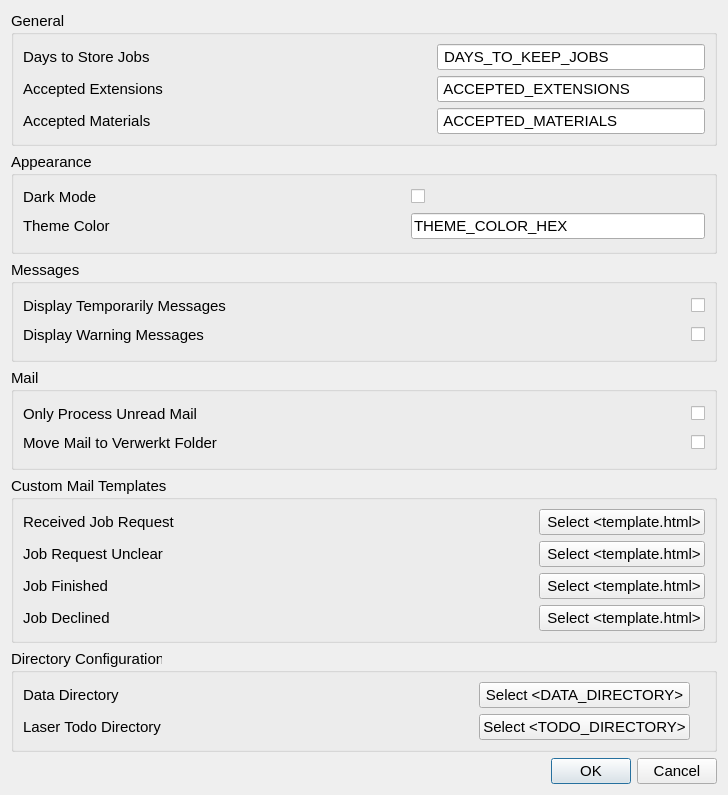
This is creator_administrator/laser/ui/settings_dialog.ui in GijsGroote/creator_administrator as Qt 5 draws it before an edit. The edited form follows.
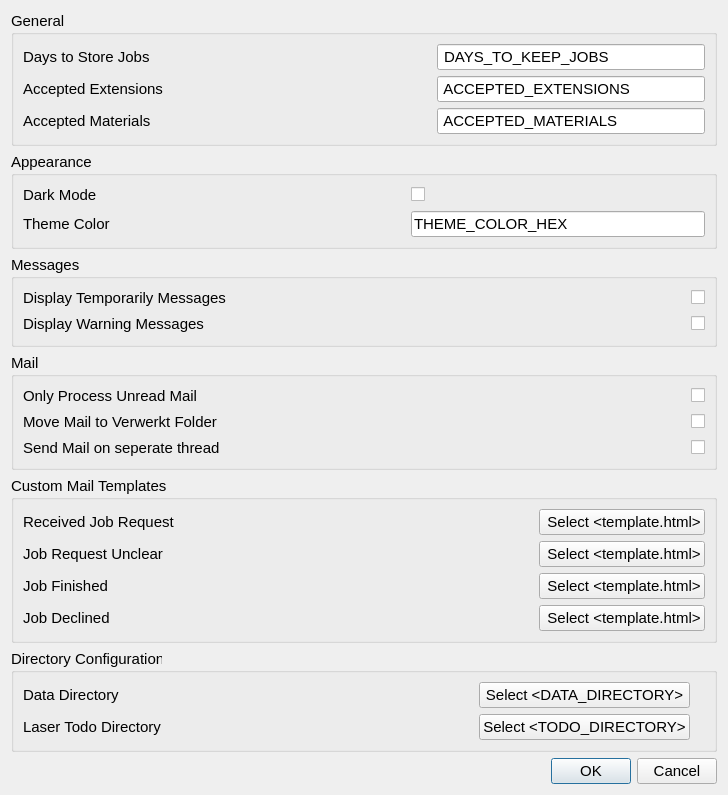
This is the edited form. Custom widgets are drawn as their Qt base class.

Commit message: created option to send mail threaded, or on single thread

Diff of the .ui file:
```diff
--- a/creator_administrator/laser/ui/settings_dialog.ui
+++ b/creator_administrator/laser/ui/settings_dialog.ui
@@ -18,7 +18,7 @@
   <property name="windowTitle">
    <string>Settings</string>
   </property>
-  <layout class="QHBoxLayout" name="horizontalLayout_3">
+  <layout class="QVBoxLayout" name="verticalLayout_4">
    <item>
     <layout class="QVBoxLayout" name="verticalLayout_2">
      <item>
@@ -514,6 +514,54 @@
             </property>
            </widget>
           </item>
+          <item row="2" column="2">
+           <widget class="QCheckBox" name="sendMailThreadedCheckBox">
+            <property name="font">
+             <font>
+              <pointsize>11</pointsize>
+             </font>
+            </property>
+            <property name="text">
+             <string/>
+            </property>
+           </widget>
+          </item>
+          <item row="2" column="1">
+           <spacer name="horizontalSpacer_17">
+            <property name="font">
+             <font>
+              <pointsize>11</pointsize>
+             </font>
+            </property>
+            <property name="orientation">
+             <enum>Qt::Horizontal</enum>
+            </property>
+            <property name="sizeHint" stdset="0">
+             <size>
+              <width>40</width>
+              <height>20</height>
+             </size>
+            </property>
+           </spacer>
+          </item>
+          <item row="2" column="0">
+           <widget class="QLabel" name="label_17">
+            <property name="font">
+             <font>
+              <pointsize>11</pointsize>
+             </font>
+            </property>
+            <property name="toolTip">
+             <string>&lt;html&gt;&lt;head/&gt;&lt;body&gt;&lt;p&gt;if not selected the program freezes untill the mail is send (takes 0.5 - 1 second), which can be a bit annoying.&lt;/p&gt;&lt;p&gt;If selected mails are send on a seperate thread resulting in the program being resposive, which is nice. A drawback is that sending mails on a seperate thread can be unstable and may result in errors, which can be a bit annoying.&lt;/p&gt;&lt;p&gt;&lt;br/&gt;&lt;/p&gt;&lt;/body&gt;&lt;/html&gt;</string>
+            </property>
+            <property name="text">
+             <string>Send Mail on seperate thread</string>
+            </property>
+            <property name="buddy">
+             <cstring>moveMailToVerwerktCheckBox</cstring>
+            </property>
+           </widget>
+          </item>
          </layout>
         </item>
        </layout>
```
Left out of the diff: 66 changed lines with no effect on the pictures. The commit also changes 6 other files.
